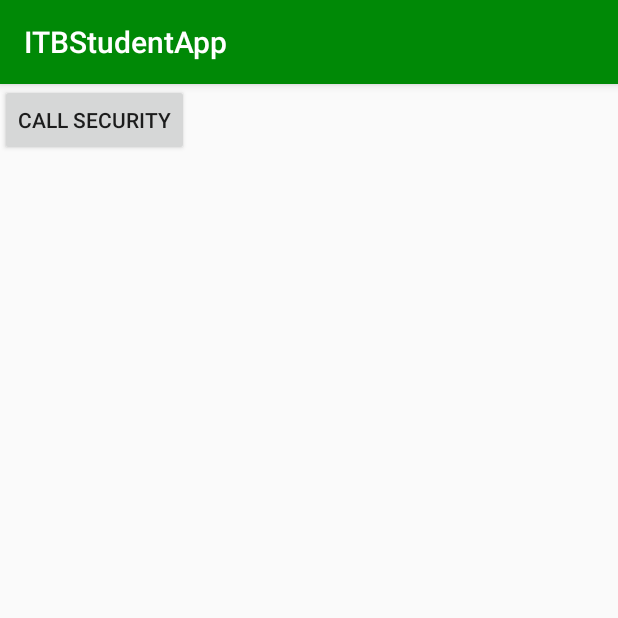
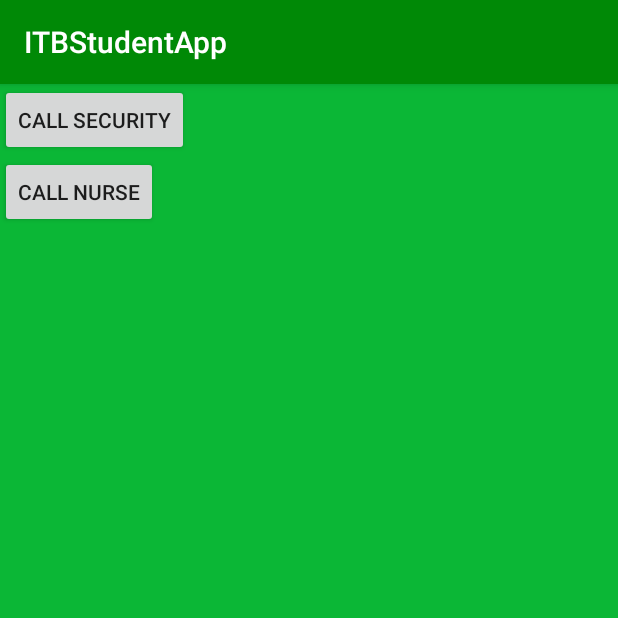
Before and after one commit to AndrewSherlock/Student-Andriod-Application, an Android app: the Phone screen opened directly, with no data from a screen before it, after a tap on "CALL SECURITY", on a phone screen of 412 x 824 dp, the top half of it. Run offline under Robolectric (Android 15) with nearby library versions, the phone set to English and light mode, and no system bars.

Commit message:
Got phone to put in the number it does not just call like i had wanted but is close

```diff
--- a/app/src/main/java/itbstudentapp/com/itbstudentapp/Phone.java
+++ b/app/src/main/java/itbstudentapp/com/itbstudentapp/Phone.java
@@ -1,14 +1,5 @@
 package itbstudentapp.com.itbstudentapp;
 
-//import android.support.v7.app.AppCompatActivity;
-//import android.os.Bundle;
-//import android.widget.Button;
-//import android.content.Intent;
-//import android.view.View;
-//import android.content.pm.PackageManager;
-//import android.net.Uri;
-//import android.Manifest;
-//import android.support.v4.app.ActivityCompat;
 
 import android.Manifest;
 import android.content.Intent;
@@ -20,9 +11,11 @@ import android.support.v7.app.AppCompatActivity;
 import android.view.View;
 import android.widget.Button;
 
+
 public class Phone extends AppCompatActivity {
 
-    private Button button;
+    private Button securityButt;
+    private Button nurseButt;
 
 
     @Override
@@ -30,23 +23,40 @@ public class Phone extends AppCompatActivity {
         super.onCreate(savedInstanceState);
         setContentView(R.layout.activity_phone);
 
-        button = (Button) findViewById(R.id.buttonSecurity);
+        securityButt = (Button) findViewById(R.id.buttonSecurity);
+        nurseButt = (Button) findViewById(R.id.buttonNurse);
 
-        button.setOnClickListener(new View.OnClickListener() {
+
+        securityButt.setOnClickListener(new View.OnClickListener() {
             public void onClick(View arg0) {
 
-                String Security = " 018851099";
-                String Nurse ="018851105";
-                String Counsellor = "018851321";
+
+             /*   String Nurse ="018851105";
+                String Counsellor = "018851321"; */
 
 
                 Intent callIntent = new Intent(Intent.ACTION_DIAL);
-                callIntent.setData(Uri.parse("tel:"+ Security));
+                callIntent.setData(Uri.parse("tel:018851099"));
+/*
+                If change to call the number straight away some issue with permissions become an issue maybe something we can look at
 
                 if (ActivityCompat.checkSelfPermission(Phone.this,
                         Manifest.permission.CALL_PHONE) != PackageManager.PERMISSION_GRANTED) {
                     return;
-                }
+                } */
+                startActivity(callIntent);
+            }
+        });
+        nurseButt.setOnClickListener(new View.OnClickListener() {
+            public void onClick(View arg0) {
+
+
+              String Counsellor = "018851321";
+
+
+                Intent callIntent = new Intent(Intent.ACTION_DIAL);
+                callIntent.setData(Uri.parse("tel:018851105"));
+
                 startActivity(callIntent);
             }
         });
--- a/app/src/main/res/layout/activity_links.xml
+++ b/app/src/main/res/layout/activity_links.xml
@@ -4,7 +4,8 @@
     xmlns:tools="http://schemas.android.com/tools"
     android:layout_width="match_parent"
     android:layout_height="match_parent"
-    tools:context="itbstudentapp.com.itbstudentapp.Links">
+    tools:context="itbstudentapp.com.itbstudentapp.Links"
+    android:background="#0bb736">
 
     <GridLayout
         android:layout_width="match_parent"
--- a/app/src/main/res/layout/activity_phone.xml
+++ b/app/src/main/res/layout/activity_phone.xml
@@ -4,13 +4,35 @@
     xmlns:tools="http://schemas.android.com/tools"
     android:layout_width="match_parent"
     android:layout_height="match_parent"
-    tools:context="itbstudentapp.com.itbstudentapp.Phone">
+    tools:context="itbstudentapp.com.itbstudentapp.Phone"
+    android:background="#0bb736">
 
+    <GridLayout
+        android:layout_width="match_parent"
+        android:layout_height="match_parent"
+        android:orientation="vertical"
+       />
+    <GridLayout
+        android:layout_width="match_parent"
+        android:layout_height="match_parent"
+        android:orientation="vertical">
 
     <Button
         android:id="@+id/buttonSecurity"
         android:layout_width="wrap_content"
         android:layout_height="wrap_content"
-        android:text="call Security" />
+        android:text="call Security"
+        tools:layout_editor_absoluteX="52dp"
+        tools:layout_editor_absoluteY="48dp" />
+
+    <Button
+        android:id="@+id/buttonNurse"
+        android:layout_width="wrap_content"
+        android:layout_height="wrap_content"
+        android:text="call Nurse"
+        tools:layout_editor_absoluteX="234dp"
+        tools:layout_editor_absoluteY="48dp" />
+
+    </GridLayout>
 
 </android.support.constraint.ConstraintLayout>
```
